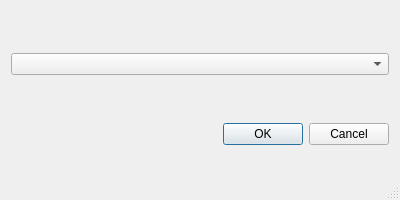
Above: mantidimaging/gui/ui/alg_dialog.ui from mantidproject/mantidimaging before the change. Below: the same form after it.
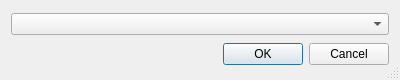
That is the form after the change.

Commit message:
Ensurefilter UI is by default a good size
Also prevent it from being resized too small for the widgets it
contains.

Re #107

```diff
--- a/mantidimaging/gui/ui/alg_dialog.ui
+++ b/mantidimaging/gui/ui/alg_dialog.ui
@@ -7,13 +7,13 @@
     <x>0</x>
     <y>0</y>
     <width>400</width>
-    <height>200</height>
+    <height>80</height>
    </rect>
   </property>
   <property name="minimumSize">
    <size>
     <width>300</width>
-    <height>150</height>
+    <height>80</height>
    </size>
   </property>
   <property name="windowTitle">
```
The commit also changes 1 other file.
